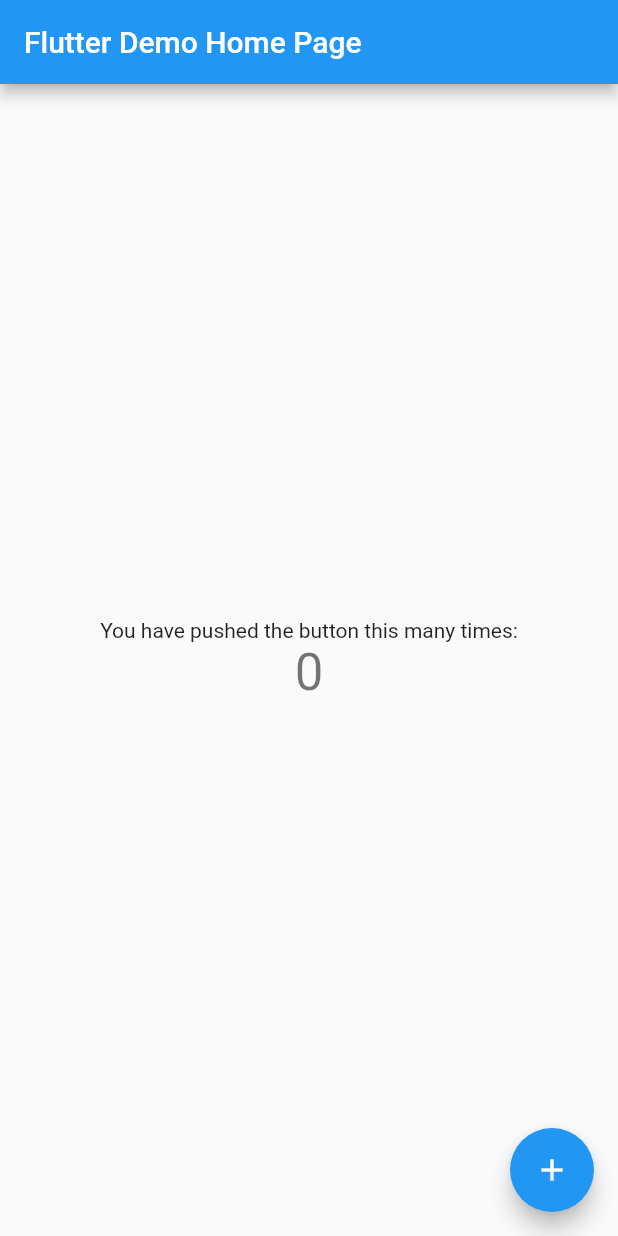
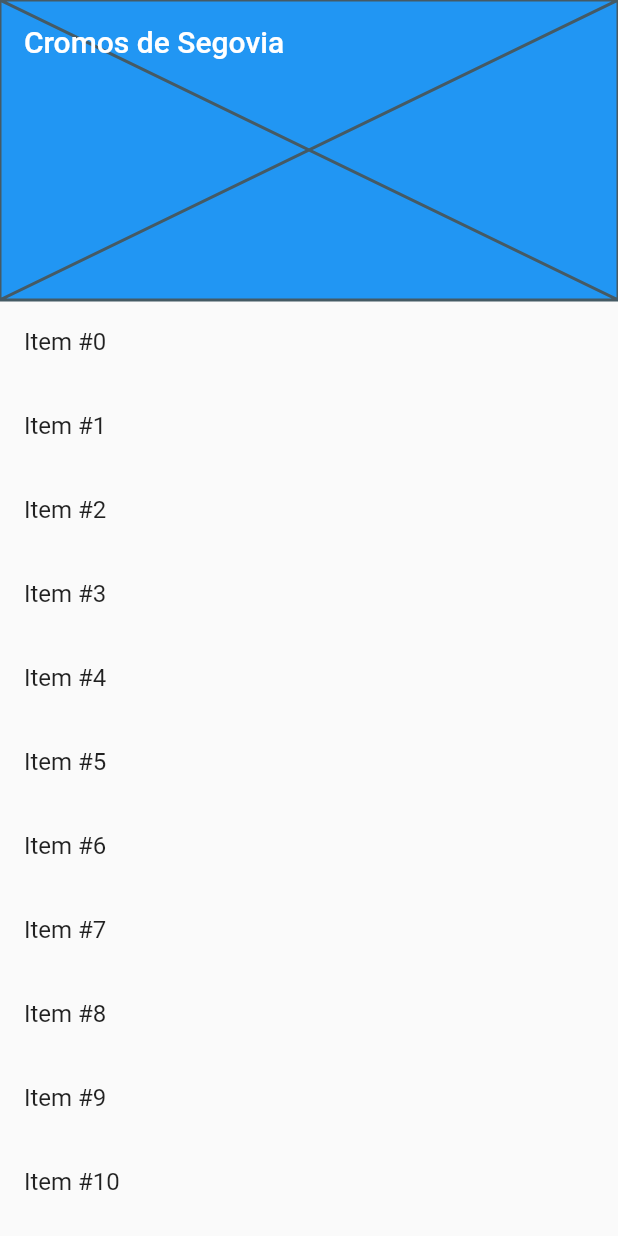
Before and after one commit to iscopan/odissea, a Flutter app: the screen it shows after launch, on a phone screen of 412 x 824 dp. Run offline on Flutter 3.47's test engine with Material 2 defaults, Android fonts, the phone set to English and light mode, and no system bars.

Commit message:
bla bla bla

```diff
--- /dev/null
+++ b/lib/galeria.dart
@@ -0,0 +1,52 @@
+import 'package:flutter/cupertino.dart';
+import 'package:flutter/material.dart';
+
+class Galeria extends StatefulWidget{
+
+
+  const Galeria({Key key}) : super(key: key);
+
+  @override
+  State<Galeria> createState(){
+    return new GaleriaState();
+  }
+
+}
+
+class GaleriaState extends State<Galeria>{
+  @override
+  Widget build(BuildContext context){
+    return Scaffold(
+        body: CustomScrollView(
+          slivers: <Widget>[
+            // Agrega un app bar al CustomScrollView
+            SliverAppBar(
+              title: Text('Cromos de Segovia'),
+              // Permite al usuario revelar el app bar si comienza a desplazarse
+              // hacia arriba en la lista de elementos
+              //Probablemente lo cambie
+
+              floating: true,
+              // Mostrar un widget placeholder para visualizar el tamaño de reducción
+              flexibleSpace: Placeholder(),
+              // Aumentar la altura inicial de la SliverAppBar más de lo normal
+              expandedHeight: 200,
+            ),
+            // A continuación, crea un SliverList
+            SliverList(
+              // Para ello, se utiliza un delegado para crear elementos a medida que
+              // se desplazan por la pantalla.
+              delegate: SliverChildBuilderDelegate(
+                // La función builder devuelve un ListTile con un título que
+                // muestra el índice del elemento actual
+                    (context, index) => ListTile(title: Text('Item #$index')),
+                // Construye 1000 ListTiles
+                childCount: 1000,
+              ),
+            ),
+          ],
+        ),
+    );
+  }
+
+}
--- a/lib/main.dart
+++ b/lib/main.dart
@@ -1,111 +1,14 @@
 import 'package:flutter/material.dart';
+import 'package:odissea/galeria.dart';
 
 void main() => runApp(MyApp());
 
 class MyApp extends StatelessWidget {
-  // This widget is the root of your application.
   @override
   Widget build(BuildContext context) {
     return MaterialApp(
-      title: 'Flutter Demo',
-      theme: ThemeData(
-        // This is the theme of your application.
-        //
-        // Try running your application with "flutter run". You'll see the
-        // application has a blue toolbar. Then, without quitting the app, try
-        // changing the primarySwatch below to Colors.green and then invoke
-        // "hot reload" (press "r" in the console where you ran "flutter run",
-        // or simply save your changes to "hot reload" in a Flutter IDE).
-        // Notice that the counter didn't reset back to zero; the application
-        // is not restarted.
-        primarySwatch: Colors.blue,
-      ),
-      home: MyHomePage(title: 'Flutter Demo Home Page'),
+      home: Galeria()
     );
   }
+
 }
-
-class MyHomePage extends StatefulWidget {
-  MyHomePage({Key key, this.title}) : super(key: key);
-
-  // This widget is the home page of your application. It is stateful, meaning
-  // that it has a State object (defined below) that contains fields that affect
-  // how it looks.
-
-  // This class is the configuration for the state. It holds the values (in this
-  // case the title) provided by the parent (in this case the App widget) and
-  // used by the build method of the State. Fields in a Widget subclass are
-  // always marked "final".
-
-  final String title;
-
-  @override
-  _MyHomePageState createState() => _MyHomePageState();
-}
-
-class _MyHomePageState extends State<MyHomePage> {
-  int _counter = 0;
-
-  void _incrementCounter() {
-    setState(() {
-      // This call to setState tells the Flutter framework that something has
-      // changed in this State, which causes it to rerun the build method below
-      // so that the display can reflect the updated values. If we changed
-      // _counter without calling setState(), then the build method would not be
-      // called again, and so nothing would appear to happen.
-      _counter++;
-    });
-  }
-
-  @override
-  Widget build(BuildContext context) {
-    // This method is rerun every time setState is called, for instance as done
-    // by the _incrementCounter method above.
-    //
-    // The Flutter framework has been optimized to make rerunning build methods
-    // fast, so that you can just rebuild anything that needs updating rather
-    // than having to individually change instances of widgets.
-    return Scaffold(
-      appBar: AppBar(
-        // Here we take the value from the MyHomePage object that was created by
-        // the App.build method, and use it to set our appbar title.
-        title: Text(widget.title),
-      ),
-      body: Center(
-        // Center is a layout widget. It takes a single child and positions it
-        // in the middle of the parent.
-        child: Column(
-          // Column is also a layout widget. It takes a list of children and
-          // arranges them vertically. By default, it sizes itself to fit its
-          // children horizontally, and tries to be as tall as its parent.
-          //
-          // Invoke "debug painting" (press "p" in the console, choose the
-          // "Toggle Debug Paint" action from the Flutter Inspector in Android
-          // Studio, or the "Toggle Debug Paint" command in Visual Studio Code)
-          // to see the wireframe for each widget.
-          //
-          // Column has various properties to control how it sizes itself and
-          // how it positions its children. Here we use mainAxisAlignment to
-          // center the children vertically; the main axis here is the vertical
-          // axis because Columns are vertical (the cross axis would be
-          // horizontal).
-          mainAxisAlignment: MainAxisAlignment.center,
-          children: <Widget>[
-            Text(
-              'You have pushed the button this many times:',
-            ),
-            Text(
-              '$_counter',
-              style: Theme.of(context).textTheme.display1,
-            ),
-          ],
-        ),
-      ),
-      floatingActionButton: FloatingActionButton(
-        onPressed: _incrementCounter,
-        tooltip: 'Increment',
-        child: Icon(Icons.add),
-      ), // This trailing comma makes auto-formatting nicer for build methods.
-    );
-  }
-}
```
Also changed, not shown: pubspec.lock.
